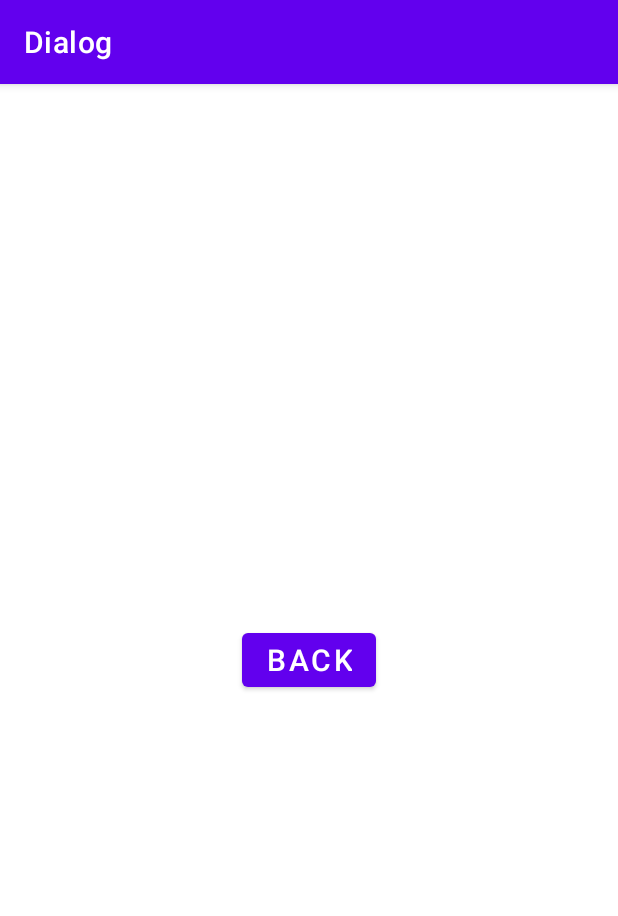
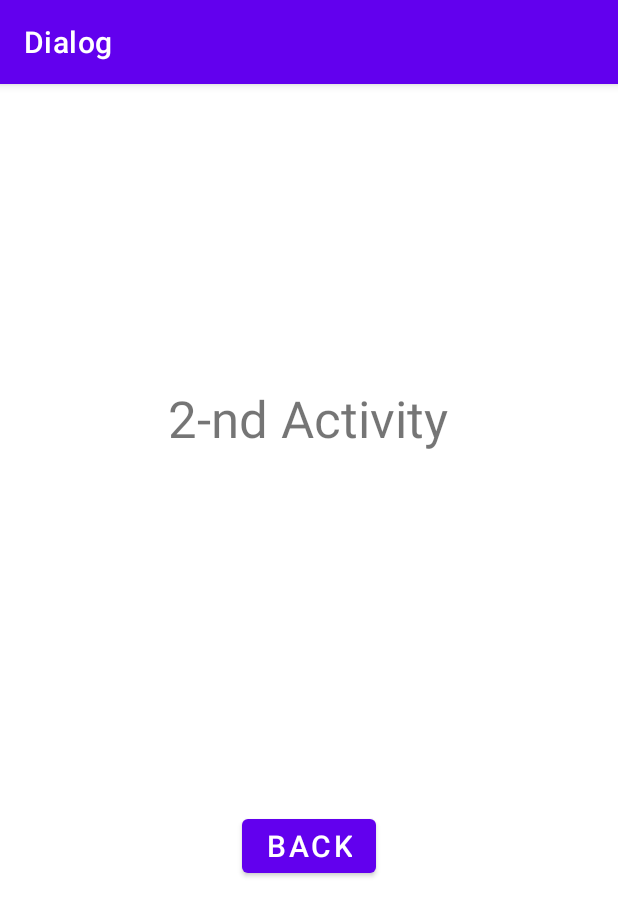
Before and after one commit to kristapspicelevics/grupa7_mobile_project, an Android app: the MainActivity2 screen opened directly, with no data from a screen before it, on a phone screen of 412 x 824 dp. Shown: the top 916 px of the screen. Run offline under Robolectric (Android 15) with nearby library versions, the phone set to English and light mode, and no system bars.

Commit message:
Add files via upload

```diff
--- a/app/src/main/res/layout/activity_main2.xml
+++ b/app/src/main/res/layout/activity_main2.xml
@@ -5,6 +5,18 @@
     android:layout_width="match_parent"
     android:layout_height="match_parent"
     tools:context=".MainActivity2">
+
+    <TextView
+        android:id="@+id/textView2"
+        android:layout_width="wrap_content"
+        android:layout_height="wrap_content"
+        android:layout_marginTop="200dp"
+        android:text="@string/dialog2_group_name"
+        android:textSize="34sp"
+        app:layout_constraintHorizontal_bias="0.497"
+        app:layout_constraintLeft_toLeftOf="parent"
+        app:layout_constraintRight_toRightOf="parent"
+        app:layout_constraintTop_toTopOf="parent" />
 
     <Button
         android:id="@+id/btnBack"
@@ -15,6 +27,7 @@
         app:layout_constraintBottom_toBottomOf="parent"
         app:layout_constraintEnd_toEndOf="parent"
         app:layout_constraintStart_toStartOf="parent"
-        app:layout_constraintTop_toTopOf="parent" />
+        app:layout_constraintTop_toTopOf="parent"
+        app:layout_constraintVertical_bias="0.672" />
 
 </androidx.constraintlayout.widget.ConstraintLayout>
```
Also changed, not shown: app/src/main/res/layout/activity_main.xml (+28 -2 lines).
